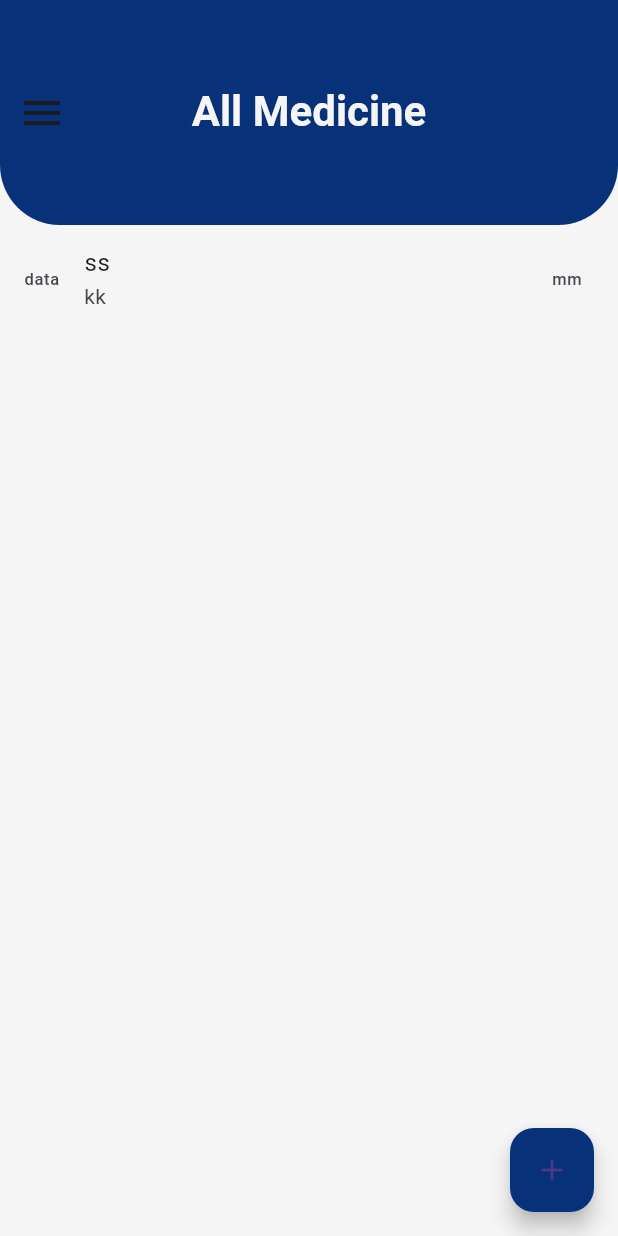
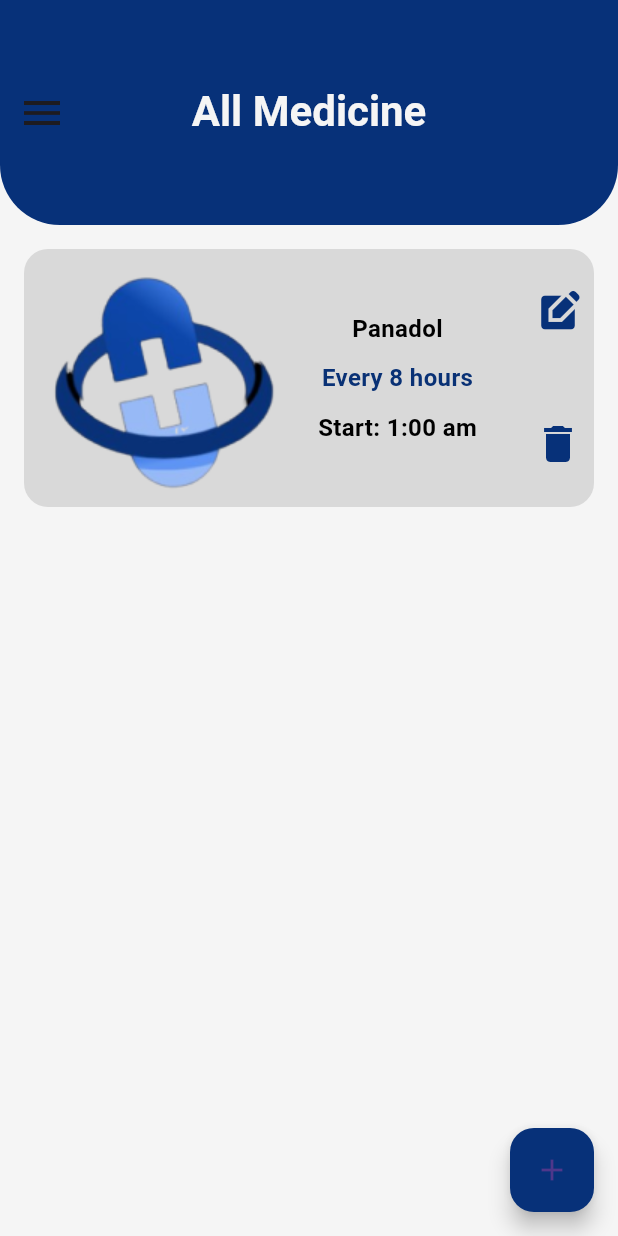
Before and after one commit to mostafaali2002/medicine_alarm, a Flutter app: the AllMedicinePage screen opened by its route, on a phone screen of 412 x 824 dp. Run offline on Flutter 3.47's test engine with Material 3 defaults, Android fonts, the phone set to English and light mode, and no system bars; our stand-ins replace carousel_slider.

Commit message:
edit all medicine body

```diff
--- a/lib/main.dart
+++ b/lib/main.dart
@@ -21,7 +21,7 @@ class MedicineAlarm extends StatelessWidget {
         LoginEnglishPage.id: (context) => const LoginEnglishPage(),
         AllMedicinePage.id: (context) => const AllMedicinePage(),
       },
-      initialRoute: SplashPage.id,
+      initialRoute: AllMedicinePage.id,
     );
   }
 }
--- a/lib/pages/all_medicine_page.dart
+++ b/lib/pages/all_medicine_page.dart
@@ -2,7 +2,7 @@ import 'package:flutter/material.dart';
 import 'package:medicine_alarm/utils/app_style.dart';
 import 'package:medicine_alarm/widgets/all_medicine_body.dart';
 import 'package:medicine_alarm/widgets/custom_appbar.dart';
-import 'package:medicine_alarm/widgets/custom_bottom_sheet.dart';
+import 'package:medicine_alarm/widgets/custom_floating_with_sheet.dart';
 
 class AllMedicinePage extends StatelessWidget {
   const AllMedicinePage({super.key});
@@ -11,18 +11,7 @@ class AllMedicinePage extends StatelessWidget {
   @override
   Widget build(BuildContext context) {
     return Scaffold(
-      floatingActionButton: FloatingActionButton(
-        child: Icon(Icons.add),
-        backgroundColor: const Color(AppStyle.kSecondryColor),
-        onPressed: () {
-          showBottomSheet(
-            shape:
-                RoundedRectangleBorder(borderRadius: BorderRadius.circular(15)),
-            context: context,
-            builder: (context) => const CustomBottomSheet(),
-          );
-        },
-      ),
+      floatingActionButton: const CustomFloatingWithSheet(),
       backgroundColor: const Color(AppStyle.kPrimaryColor),
       appBar: customAppBar(),
       body: const AllMedicineBody(),
--- a/lib/widgets/all_medicine_body.dart
+++ b/lib/widgets/all_medicine_body.dart
@@ -1,18 +1,74 @@
 import 'package:flutter/material.dart';
+import 'package:medicine_alarm/utils/app_images.dart';
+import 'package:medicine_alarm/utils/app_style.dart';
 
 class AllMedicineBody extends StatelessWidget {
   const AllMedicineBody({super.key});
 
   @override
   Widget build(BuildContext context) {
-    return const Column(
+    return Column(
       children: [
-        ListTile(
-          leading: Text("data"),
-          subtitle: Text("kk"),
-          title: Text("ss"),
-          trailing: Text("mm"),
-        )
+        Padding(
+          padding: const EdgeInsets.symmetric(horizontal: 16, vertical: 16),
+          child: Container(
+              decoration: BoxDecoration(
+                  borderRadius: BorderRadius.circular(16),
+                  color: const Color(0xffD9D9D9)),
+              child: Row(
+                children: [
+                  Image.asset(Assets.logo),
+                  const SizedBox(
+                    width: 16,
+                  ),
+                  Column(
+                    children: [
+                      Text(
+                        "Panadol",
+                        style: AppStyle.styleSemiBold16
+                            .copyWith(color: Colors.black),
+                      ),
+                      SizedBox(
+                        height: 10,
+                      ),
+                      Text(
+                        "Every 8 hours",
+                        style: AppStyle.styleSemiBold16,
+                      ),
+                      SizedBox(
+                        height: 10,
+                      ),
+                      Text(
+                        "Start: 1:00 am",
+                        style: AppStyle.styleSemiBold16
+                            .copyWith(color: Colors.black),
+                      ),
+                    ],
+                  ),
+                  Expanded(child: SizedBox()),
+                  Column(
+                    children: [
+                      IconButton(
+                        onPressed: () {},
+                        icon: Icon(Icons.edit_square,
+                            size: 30, color: Color(AppStyle.kSecondryColor)),
+                      ),
+                      SizedBox(
+                        height: 40,
+                      ),
+                      IconButton(
+                        onPressed: () {},
+                        icon: Icon(
+                          Icons.delete,
+                          size: 32,
+                          color: Color(AppStyle.kSecondryColor),
+                        ),
+                      )
+                    ],
+                  )
+                ],
+              )),
+        ),
       ],
     );
   }
--- /dev/null
+++ b/lib/widgets/custom_floating_with_sheet.dart
@@ -0,0 +1,25 @@
+import 'package:flutter/material.dart';
+import 'package:medicine_alarm/utils/app_style.dart';
+import 'package:medicine_alarm/widgets/custom_bottom_sheet.dart';
+
+class CustomFloatingWithSheet extends StatelessWidget {
+  const CustomFloatingWithSheet({
+    super.key,
+  });
+
+  @override
+  Widget build(BuildContext context) {
+    return FloatingActionButton(
+      backgroundColor: const Color(AppStyle.kSecondryColor),
+      onPressed: () {
+        showBottomSheet(
+          shape:
+              RoundedRectangleBorder(borderRadius: BorderRadius.circular(15)),
+          context: context,
+          builder: (context) => const CustomBottomSheet(),
+        );
+      },
+      child: const Icon(Icons.add),
+    );
+  }
+}
```
